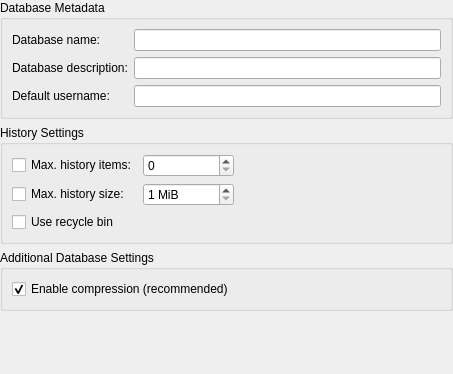
This is src/gui/dbsettings/DatabaseSettingsWidgetGeneral.ui in keepassxreboot/keepassxc as Qt 5 draws it before an edit. The edited form follows.
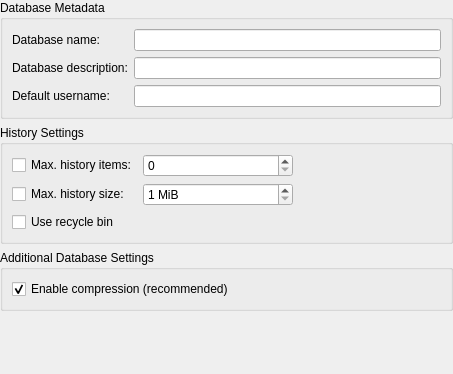
This is the edited form.

Commit message: Add minimum sizes for QSpinBox widgets

```diff
--- a/src/gui/dbsettings/DatabaseSettingsWidgetGeneral.ui
+++ b/src/gui/dbsettings/DatabaseSettingsWidgetGeneral.ui
@@ -119,6 +119,18 @@
         </item>
         <item row="1" column="1">
          <widget class="QSpinBox" name="historyMaxSizeSpinBox">
+          <property name="sizePolicy">
+           <sizepolicy hsizetype="Preferred" vsizetype="Fixed">
+            <horstretch>0</horstretch>
+            <verstretch>0</verstretch>
+           </sizepolicy>
+          </property>
+          <property name="minimumSize">
+           <size>
+            <width>150</width>
+            <height>0</height>
+           </size>
+          </property>
           <property name="toolTip">
            <string>Maximum size of history per entry</string>
           </property>
@@ -138,6 +150,18 @@
         </item>
         <item row="0" column="1">
          <widget class="QSpinBox" name="historyMaxItemsSpinBox">
+          <property name="sizePolicy">
+           <sizepolicy hsizetype="Preferred" vsizetype="Fixed">
+            <horstretch>0</horstretch>
+            <verstretch>0</verstretch>
+           </sizepolicy>
+          </property>
+          <property name="minimumSize">
+           <size>
+            <width>150</width>
+            <height>0</height>
+           </size>
+          </property>
           <property name="toolTip">
            <string>Maximum number of history items per entry</string>
           </property>
```
The commit also changes 7 other files.
